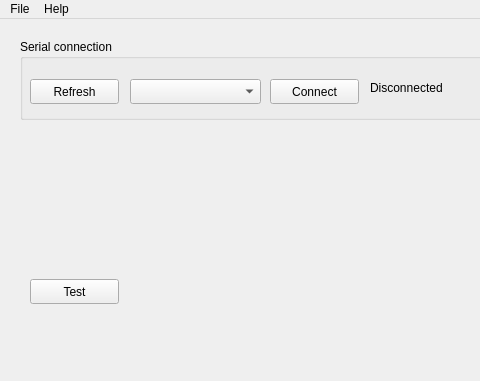
The window that spvplayer.ui (GloriaMechanica/spv_player) describes before a commit, drawn with Qt 5; both pictures show x 0 to 480 and y 0 to 381 of the 932 by 680 pixel window.
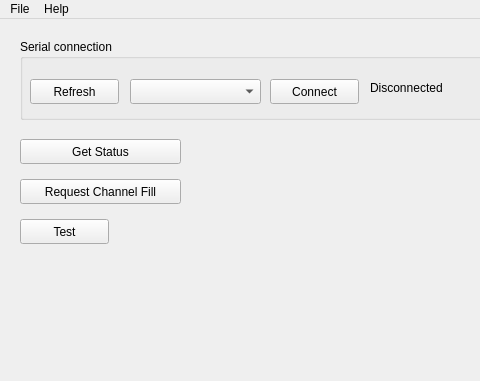
The same window after the commit.

Commit message: Added PyCharm files, added test for requestChannelFill command

```diff
--- a/spvplayer.ui
+++ b/spvplayer.ui
@@ -79,8 +79,8 @@
    <widget class="QPushButton" name="buttonTest">
     <property name="geometry">
      <rect>
-      <x>30</x>
-      <y>260</y>
+      <x>20</x>
+      <y>200</y>
       <width>89</width>
       <height>25</height>
      </rect>
@@ -89,6 +89,32 @@
      <string>Test</string>
     </property>
    </widget>
+   <widget class="QPushButton" name="buttonGetStatus">
+    <property name="geometry">
+     <rect>
+      <x>20</x>
+      <y>120</y>
+      <width>161</width>
+      <height>25</height>
+     </rect>
+    </property>
+    <property name="text">
+     <string>Get Status</string>
+    </property>
+   </widget>
+   <widget class="QPushButton" name="buttonRequestChannelFill">
+    <property name="geometry">
+     <rect>
+      <x>20</x>
+      <y>160</y>
+      <width>161</width>
+      <height>25</height>
+     </rect>
+    </property>
+    <property name="text">
+     <string>Request Channel Fill</string>
+    </property>
+   </widget>
   </widget>
   <widget class="QMenuBar" name="menubar">
    <property name="geometry">
```
The commit also changes 4588 other files.
